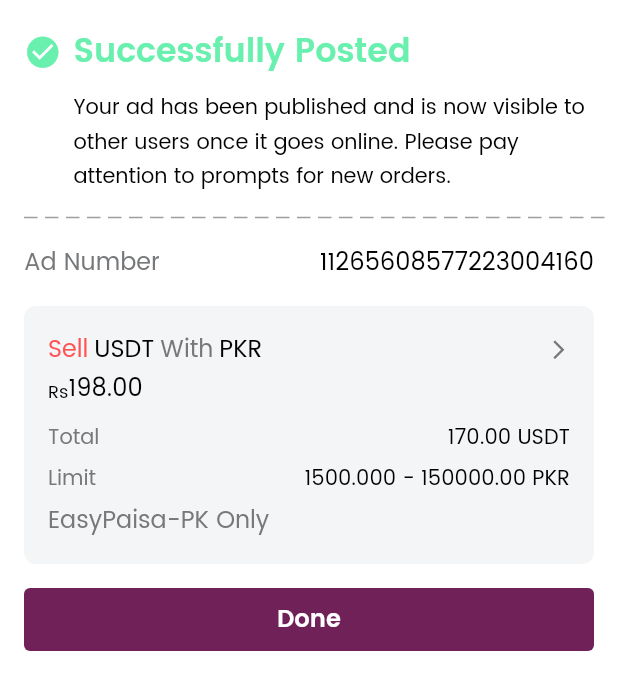
After one commit to usmanzee/crypto-wallet-app-Flutter, a Flutter app: the P2pAdPostedPage screen opened by its route, after a tap on "Done", on a phone screen of 412 x 824 dp. The commit adds this screen. Shown: the top 690 px of the screen. Run offline on Flutter 3.47's test engine with Material 2 defaults, Android fonts, the phone set to English and light mode, and no system bars; drawn by our look-alikes of oktoast; our stand-ins replace badges, carousel_slider, connectivity, firebase_messaging, flutter_dotenv, form_field_validator and 12 more; missing offline and left inert: flutter_sparkline, k_chart, overlay_container, qr_code_scanner; accounts and stored records are empty; generated files the repository leaves out were written again; network calls fail; statements that could not run were skipped.

Commit message:
added the p2p ad posted page

```diff
--- a/lib/models/p2p_offer/member_object/member.dart
+++ b/lib/models/p2p_offer/member_object/member.dart
@@ -32,9 +32,9 @@ class Member {
   @JsonKey(name: 'state')
   String state;
   @JsonKey(name: 'created_at')
-  String createdAt;
+  DateTime createdAt;
   @JsonKey(name: 'updated_at')
-  String updatedAt;
+  DateTime updatedAt;
   @JsonKey(name: 'notification_token')
   String notificationToken;
 
--- a/lib/models/p2p_offer/p2p_offer.dart
+++ b/lib/models/p2p_offer/p2p_offer.dart
@@ -53,9 +53,9 @@ class P2POffer {
   @JsonKey(name: 'member')
   Member member;
   @JsonKey(name: 'created_at')
-  String createdAt;
+  DateTime createdAt;
   @JsonKey(name: 'updated_at')
-  String updatedAt;
+  DateTime updatedAt;
 
   factory P2POffer.fromJson(Map<String, dynamic> json) => _$P2POfferFromJson(json);
   Map<String, dynamic> toJson() => _$P2POfferToJson(this);
--- a/lib/utils/router.dart
+++ b/lib/utils/router.dart
@@ -30,7 +30,8 @@ import 'package:b4u_wallet/views/p2p/components/search_currency_p2p_dialog.dart'
 import 'package:b4u_wallet/views/p2p/components/select_currency_p2p_page.dart';
 import 'package:b4u_wallet/views/p2p/p2p_ad_sharing_code_page.dart';
 import 'package:b4u_wallet/views/p2p/p2p_bottom_nav_page.dart';
-import 'package:b4u_wallet/views/p2p/p2p_bottom_nav_pages/p2p_ads_page.dart';
+import 'package:b4u_wallet/views/p2p/p2p_bottom_nav_pages/p2p_ads_page/p2p_ad_posted_page.dart';
+import 'package:b4u_wallet/views/p2p/p2p_bottom_nav_pages/p2p_ads_page/p2p_ads_page.dart';
 import 'package:b4u_wallet/views/p2p/p2p_bottom_nav_pages/p2p_ads_page_history_page/p2p_ads_page_history_page.dart';
 import 'package:b4u_wallet/views/p2p/p2p_bottom_nav_pages/p2p_initial_page.dart';
 import 'package:b4u_wallet/views/p2p/p2p_bottom_nav_pages/p2p_order_history_page/p2p_orders_history_page.dart';
@@ -304,5 +305,9 @@ class Router {
       name: '/p2p_seller_offer_complete_page',
       page: () => P2pSellerOfferCompletePage(),
     ),
+    GetPage(
+      name: '/p2p_ad_posted_page',
+      page: () => P2pAdPostedPage(),
+    ),
   ];
 }
--- a/lib/views/p2p/container_trade_widget.dart
+++ b/lib/views/p2p/container_trade_widget.dart
@@ -92,15 +92,13 @@ Widget containerTrade({
             mainAxisAlignment: MainAxisAlignment.start,
             children: [
               Padding(
-                padding: const EdgeInsets.symmetric(
-                  vertical: 16.0,
-                ),
+                padding: const EdgeInsets.only(top: 16.0),
                 child: Text(
                   'Price',
                   style: TextStyle(
                     fontFamily: "Popins",
-                    color:
-                        Get.theme.textSelectionTheme.selectionColor.withOpacity(0.6),
+                    color: Get.theme.textSelectionTheme.selectionColor
+                        .withOpacity(0.6),
                     // fontSize: 20.0,
                     // fontWeight: FontWeight.w600,
                   ),
@@ -118,7 +116,7 @@ Widget containerTrade({
                         fontWeight: FontWeight.w600,
                         height: 2),
                   ),
-                  SizedBox(
+                  const SizedBox(
                     width: 6.0,
                   ),
                   Text(
@@ -154,7 +152,8 @@ Widget containerTrade({
                           SizedBox(
                             width: 12.0,
                           ),
-                          Text('$cryptoAmount ${tabCurrencyName.toUpperCase()}'),
+                          Text(
+                              '$cryptoAmount ${tabCurrencyName.toUpperCase()}'),
                         ],
                       ),
                       Row(
@@ -171,7 +170,8 @@ Widget containerTrade({
                           SizedBox(
                             width: 12.0,
                           ),
-                          Text('$currencySymbol $lowerLimit - $currencySymbol $upperLimit'),
+                          Text(
+                              '$currencySymbol $lowerLimit - $currencySymbol $upperLimit'),
                         ],
                       ),
                     ],
@@ -179,10 +179,11 @@ Widget containerTrade({
                   GestureDetector(
                     onTap: functionCallback,
                     child: Container(
-                      padding:
-                          const EdgeInsets.symmetric(vertical: 8.0, horizontal: 20.0),
+                      padding: const EdgeInsets.symmetric(
+                          vertical: 8.0, horizontal: 20.0),
                       decoration: BoxDecoration(
-                        color: functionText == 'Sell' ? Colors.red : Colors.green,
+                        color:
+                            functionText == 'Sell' ? Colors.red : Colors.green,
                         borderRadius: BorderRadius.circular(
                           4,
                         ),
@@ -210,7 +211,8 @@ Widget containerTrade({
               Container(
                 width: double.infinity,
                 height: 0.3,
-                color: Get.theme.textSelectionTheme.selectionColor.withOpacity(0.6),
+                color: Get.theme.textSelectionTheme.selectionColor
+                    .withOpacity(0.6),
               ),
             ],
           ),
--- a/lib/views/p2p/p2p_bottom_nav_page.dart
+++ b/lib/views/p2p/p2p_bottom_nav_page.dart
@@ -1,5 +1,5 @@
 import 'package:b4u_wallet/controllers/p2p_controller.dart';
-import 'package:b4u_wallet/views/p2p/p2p_bottom_nav_pages/p2p_ads_page.dart';
+import 'package:b4u_wallet/views/p2p/p2p_bottom_nav_pages/p2p_ads_page/p2p_ads_page.dart';
 import 'package:b4u_wallet/views/p2p/p2p_bottom_nav_pages/p2p_initial_page.dart';
 import 'package:b4u_wallet/views/p2p/p2p_bottom_nav_pages/p2p_order_history_page/p2p_orders_history_page.dart';
 import 'package:b4u_wallet/views/p2p/p2p_user_profile/p2p_user_profile.dart';
--- /dev/null
+++ b/lib/views/p2p/p2p_bottom_nav_pages/p2p_ads_page/p2p_ad_posted_page.dart
@@ -0,0 +1,276 @@
+import 'package:b4u_wallet/views/widgets/dot_widget.dart';
+import 'package:flutter/cupertino.dart';
+import 'package:flutter/material.dart';
+import 'package:get/get.dart';
+
+class P2pAdPostedPage extends StatelessWidget {
+  //todo: add the variables here for the values of the variables
+  @override
+  Widget build(BuildContext context) {
+    return Scaffold(
+      body: SafeArea(
+        child: Padding(
+          padding: const EdgeInsets.all(16),
+          child: Column(
+            children: [
+              Row(
+                crossAxisAlignment: CrossAxisAlignment.start,
+                children: [
+                  Padding(
+                    padding: const EdgeInsets.only(top: 6),
+                    child: Icon(
+                      Icons.check_circle,
+                      color: Colors.greenAccent,
+                      size: 25,
+                    ),
+                  ),
+                  const SizedBox(
+                    width: 8,
+                  ),
+                  Expanded(
+                    child: Column(
+                      crossAxisAlignment: CrossAxisAlignment.start,
+                      mainAxisSize: MainAxisSize.min,
+                      children: [
+                        Text(
+                          'Successfully Posted',
+                          style: TextStyle(
+                            fontFamily: "Popins",
+                            fontWeight: FontWeight.w600,
+                            fontSize: 22.0,
+                            color: Colors.greenAccent,
+                          ),
+                        ),
+                        const SizedBox(
+                          height: 8,
+                        ),
+                        Text(
+                          'Your ad has been published and is now visible to other users once it goes online. Please pay attention to prompts for new orders.',
+                          style: TextStyle(
+                            fontFamily: "Popins",
+                            fontWeight: FontWeight.w400,
+                            fontSize: 14.0,
+                            color: Get.theme.textSelectionTheme.selectionColor,
+                          ),
+                        ),
+                      ],
+                    ),
+                  ),
+                ],
+              ),
+              Padding(
+                padding: const EdgeInsets.symmetric(vertical: 16),
+                child: CustomPaint(
+                  painter: DashedLinePainter(),
+                  child: Container(
+                    width: double.infinity,
+                    height: 1,
+                  ),
+                ),
+              ),
+              Row(
+                mainAxisAlignment: MainAxisAlignment.spaceBetween,
+                children: [
+                  Text(
+                    'Ad Number',
+                    style: TextStyle(
+                      fontFamily: "Popins",
+                      fontWeight: FontWeight.w400,
+                      fontSize: 16.0,
+                      color: Get.theme.hintColor,
+                    ),
+                  ),
+                  //todo: add the order number here for the user to see
+                  Text(
+                    '11265608577223004160',
+                    style: TextStyle(
+                      fontFamily: "Popins",
+                      fontWeight: FontWeight.w400,
+                      fontSize: 16.0,
+                      color: Get.theme.textSelectionTheme.selectionColor,
+                    ),
+                  ),
+                ],
+              ),
+              Padding(
+                padding: const EdgeInsets.symmetric(vertical: 16),
+                child: Container(
+                  padding: const EdgeInsets.all(16),
+                  decoration: BoxDecoration(
+                    color: Get.theme.canvasColor,
+                    borderRadius: BorderRadius.circular(8),
+                  ),
+                  child: Column(
+                    crossAxisAlignment: CrossAxisAlignment.start,
+                    children: [
+                      Row(
+                        mainAxisAlignment: MainAxisAlignment.spaceBetween,
+                        children: [
+                          Row(
+                            children: [
+                              Text(
+                                'Sell',
+                                style: TextStyle(
+                                  fontFamily: "Popins",
+                                  fontWeight: FontWeight.w400,
+                                  fontSize: 16.0,
+                                  color: Colors.redAccent,
+                                ),
+                              ),
+                              Padding(
+                                padding:
+                                    const EdgeInsets.symmetric(horizontal: 4),
+                                child: Text(
+                                  'USDT',
+                                  style: TextStyle(
+                                    fontFamily: "Popins",
+                                    fontWeight: FontWeight.w400,
+                                    fontSize: 16.0,
+                                    color: Get.theme.textSelectionTheme
+                                        .selectionColor,
+                                  ),
+                                ),
+                              ),
+                              Text(
+                                'With',
+                                style: TextStyle(
+                                  fontFamily: "Popins",
+                                  fontWeight: FontWeight.w400,
+                                  fontSize: 16.0,
+                                  color: Get.theme.hintColor,
+                                ),
+                              ),
+                              const SizedBox(
+                                width: 4,
+                              ),
+                              Text(
+                                'PKR',
+                                style: TextStyle(
+                                  fontFamily: "Popins",
+                                  fontWeight: FontWeight.w400,
+                                  fontSize: 16.0,
+                                  color: Get
+                                      .theme.textSelectionTheme.selectionColor,
+                                ),
+                              ),
+                            ],
+                          ),
+                          Icon(
+                            Icons.arrow_forward_ios,
+                            size: 15,
+                            color: Get.theme.hintColor,
+                          ),
+                        ],
+                      ), // todo: add the values here for the variables
+                      Row(
+                        crossAxisAlignment: CrossAxisAlignment.end,
+                        children: [
+                          Text(
+                            'Rs',
+                            style: TextStyle(
+                              fontFamily: "Popins",
+                              fontWeight: FontWeight.w400,
+                              fontSize: 12.0,
+                              color:
+                                  Get.theme.textSelectionTheme.selectionColor,
+                            ),
+                          ),
+                          Text(
+                            '198.00',
+                            style: TextStyle(
+                              fontFamily: "Popins",
+                              fontWeight: FontWeight.w400,
+                              fontSize: 16.0,
+                              color:
+                                  Get.theme.textSelectionTheme.selectionColor,
+                            ),
+                          ),
+                        ],
+                      ),
+                      const SizedBox(
+                        height: 8,
+                      ),
+                      _textRow(
+                        first: 'Total',
+                        second: '170.00 USDT',
+                      ),
+                      Padding(
+                        padding: const EdgeInsets.symmetric(vertical: 4),
+                        child: _textRow(
+                          first: 'Limit',
+                          second: '1500.000 - 150000.00 PKR',
+                        ),
+                      ),
+                      Row(
+                        mainAxisAlignment: MainAxisAlignment.spaceBetween,
+                        children: [
+                          Text(
+                            'EasyPaisa-PK Only',
+                            style: TextStyle(
+                              fontFamily: "Popins",
+                              fontWeight: FontWeight.w400,
+                              fontSize: 16.0,
+                              color: Get.theme.hintColor,
+                            ),
+                          ),
+                        ],
+                      ),
+                    ],
+                  ),
+                ),
+              ),
+              GestureDetector(
+                onTap: () {},
+                child: Container(
+                  padding: const EdgeInsets.symmetric(vertical: 8),
+                  width: double.infinity,
+                  decoration: BoxDecoration(
+                    color: Get.theme.accentColor,
+                    borderRadius: BorderRadius.circular(4),
+                  ),
+                  child: Center(
+                    child: Text(
+                      'Done',
+                      style: TextStyle(
+                        fontFamily: "Popins",
+                        fontWeight: FontWeight.w600,
+                        fontSize: 16.0,
+                        color: Get.theme.scaffoldBackgroundColor,
+                      ),
+                    ),
+                  ),
+                ),
+              ),
+            ],
+          ),
+        ),
+      ),
+    );
+  }
+
+  Widget _textRow({@required String first, @required second}) {
+    return Row(
+      mainAxisAlignment: MainAxisAlignment.spaceBetween,
+      children: [
+        Text(
+          first,
+          style: TextStyle(
+            fontFamily: "Popins",
+            fontWeight: FontWeight.w400,
+            fontSize: 14.0,
+            color: Get.theme.hintColor,
+          ),
+        ),
+        Text(
+          second,
+          style: TextStyle(
+            fontFamily: "Popins",
+            fontWeight: FontWeight.w400,
+            fontSize: 14.0,
+            color: Get.theme.textSelectionTheme.selectionColor,
+          ),
+        ),
+      ],
+    );
+  }
+}
--- a/lib/views/p2p/p2p_bottom_nav_pages/p2p_ads_page.dart
+++ b/lib/views/p2p/p2p_bottom_nav_pages/p2p_ads_page/p2p_ads_page.dart
@@ -139,6 +139,7 @@ class P2pAdsPage extends StatelessWidget {
               ),
             ),
           ),
+          ElevatedButton(onPressed: () => Get.toNamed('/p2p_ad_posted_page'),child: Text('hi'),),
         ],
       ),
     );
@@ -284,7 +285,10 @@ class P2pAdsPage extends StatelessWidget {
                         shrinkWrap: true,
                         itemBuilder: (context, index) {
                           //todo: add the variables here and also add the other functionality
-                          return _listWidget();
+                          return _listWidget(
+                            name: 'hi',
+                            callback: () {},
+                          );
                         },
                       ),
                     ),
@@ -300,9 +304,7 @@ class P2pAdsPage extends StatelessWidget {
 
   Widget _listWidget({String name, Function callback}) {
     return GestureDetector(
-      onTap: () {
-        print('from items');
-      },
+      onTap: callback,
       child: Container(
         color: Get.theme.scaffoldBackgroundColor,
         child: Padding(
@@ -318,7 +320,7 @@ class P2pAdsPage extends StatelessWidget {
                   mainAxisAlignment: MainAxisAlignment.spaceBetween,
                   children: [
                     Text(
-                      'Hi',
+                      name,
                       style: TextStyle(
                         fontFamily: "Popins",
                         fontWeight: FontWeight.bold,
--- a/lib/views/p2p/p2p_buy_sell_tabs/p2p_currency_tab_widget.dart
+++ b/lib/views/p2p/p2p_buy_sell_tabs/p2p_currency_tab_widget.dart
@@ -63,22 +63,23 @@ Widget p2pCurrencyTabWidget({
                                       //todo: remove the link to the next page and add the check for the level
                                       p2pLevelCheckDialog(context: context);
                                     },
-                                    functionText: 'Buy',
+                                    functionText: buyList[index].side,
                                     lowerLimit: buyList[index].minOrderAmount,
                                     upperLimit: buyList[index].maxOrderAmount,
                                     nameCallback: () =>
-                                        print('from name callback'),
-                                    reviewPercentage: '98.09',
+                                        Get.toNamed('/p2p_user_profile'),
+                                    reviewPercentage: 'none',
                                     tabCurrencyName: 'usdt',
-                                    trades: '216',
-                                    currencySymbol: '\$',
+                                    trades: 'none',
+                                    currencySymbol: '',
                                   )
                                 : containerTrade(
                                     name: sellList[index].member.email,
                                     price: sellList[index].price,
                                     currency: sellList[index].baseUnit,
                                     bankName: 'MonoBank',
-                                    cryptoAmount: '815.98',
+                                    cryptoAmount:
+                                        sellList[index].availableAmount,
                                     functionCallback: () {
                                       p2pLevelCheckDialog(context: context);
                                     },
--- a/lib/views/p2p/p2p_user_profile/p2p_help_center_page.dart
+++ b/lib/views/p2p/p2p_user_profile/p2p_help_center_page.dart
@@ -1,4 +1,3 @@
-import 'package:b4u_wallet/controllers/p2p_controller.dart';
 import 'package:b4u_wallet/views/p2p/p2p_user_profile/help_center_tabs/advanced_tab.dart';
 import 'package:b4u_wallet/views/p2p/p2p_user_profile/help_center_tabs/beginner_tab.dart';
 import 'package:flutter/material.dart';
--- a/lib/views/savings/savings.dart
+++ b/lib/views/savings/savings.dart
@@ -1,4 +1,3 @@
-import 'package:b4u_wallet/controllers/savings_controller.dart';
 import 'package:b4u_wallet/views/savings/tabs/flexible.dart';
 import 'package:b4u_wallet/views/savings/tabs/locked.dart';
 import 'package:flutter/material.dart';
@@ -11,7 +10,7 @@ class Savings extends StatefulWidget {
 
 class _SavingsState extends State<Savings> with SingleTickerProviderStateMixin {
   TabController _tabController;
-  final _savingController = Get.find<SavingsController>();
+  // final _savingController = Get.find<SavingsController>();
 
   @override
   void initState() {
--- /dev/null
+++ b/lib/views/widgets/dot_widget.dart
@@ -0,0 +1,18 @@
+import 'package:flutter/material.dart';
+
+class DashedLinePainter extends CustomPainter {
+  @override
+  void paint(Canvas canvas, Size size) {
+    double dashWidth = 9, dashSpace = 5, startX = 0;
+    final paint = Paint()
+      ..color = Colors.grey
+      ..strokeWidth = 1;
+    while (startX < size.width) {
+      canvas.drawLine(Offset(startX, 0), Offset(startX + dashWidth, 0), paint);
+      startX += dashWidth + dashSpace;
+    }
+  }
+
+  @override
+  bool shouldRepaint(CustomPainter oldDelegate) => false;
+}
```
Also changed, not shown: 1 other file.
